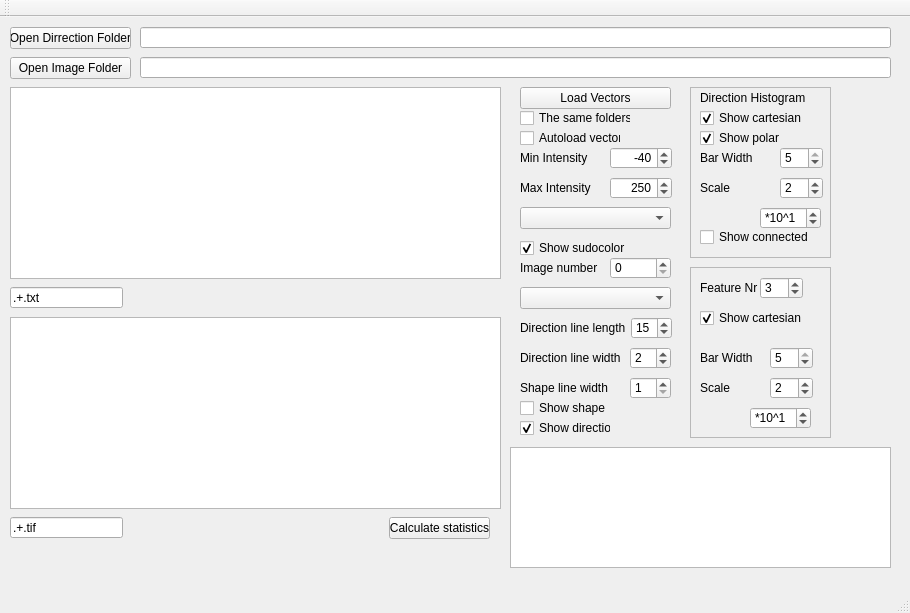
First picture: the form in mainwindow.ui, repository marcinkociolek/BasicDirMapViewer, before the edit.
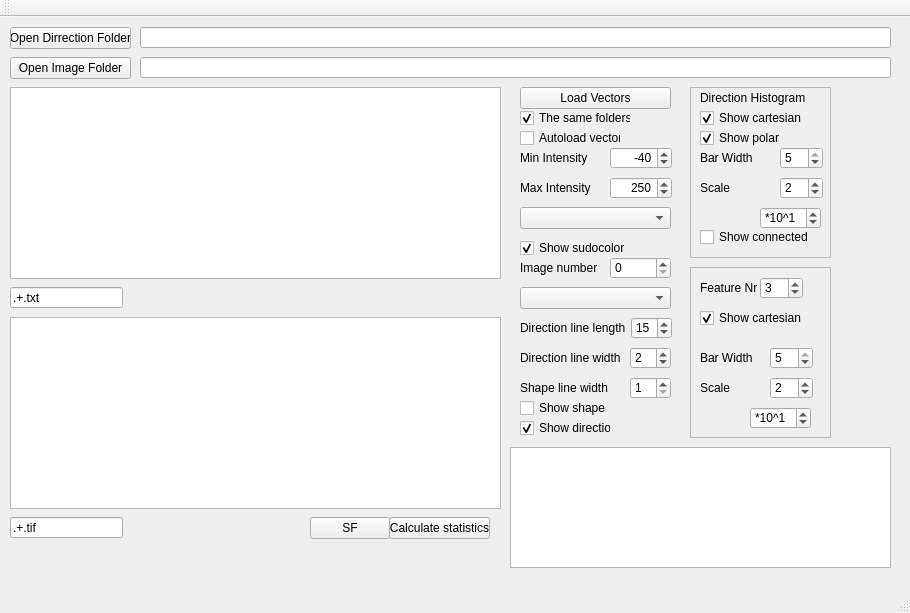
Second picture: the form after the edit.

The edit to the form file:
```diff
--- a/mainwindow.ui
+++ b/mainwindow.ui
@@ -395,7 +395,7 @@
      <string>The same folders</string>
     </property>
     <property name="checked">
-     <bool>false</bool>
+     <bool>true</bool>
     </property>
    </widget>
    <widget class="QCheckBox" name="checkBoxAuloLoadVectors">
@@ -762,6 +762,19 @@
      <string>Calculate statistics</string>
     </property>
    </widget>
+   <widget class="QPushButton" name="pushButtonSF">
+    <property name="geometry">
+     <rect>
+      <x>310</x>
+      <y>500</y>
+      <width>80</width>
+      <height>22</height>
+     </rect>
+    </property>
+    <property name="text">
+     <string>SF</string>
+    </property>
+   </widget>
   </widget>
   <widget class="QMenuBar" name="menuBar">
    <property name="geometry">
```
